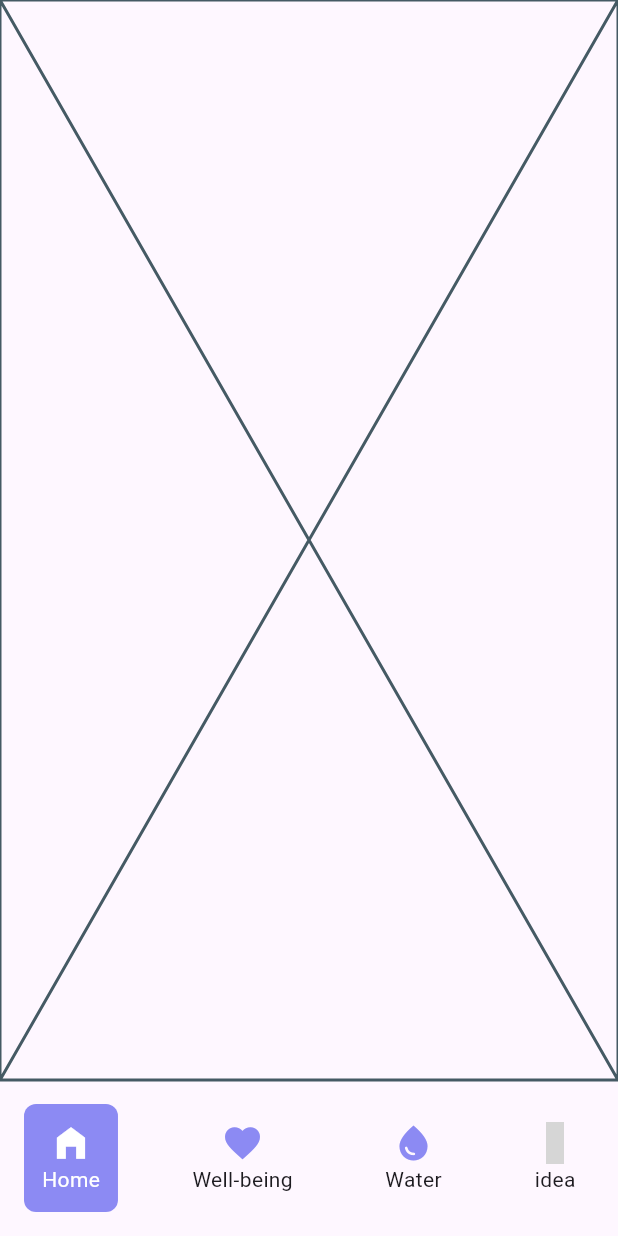
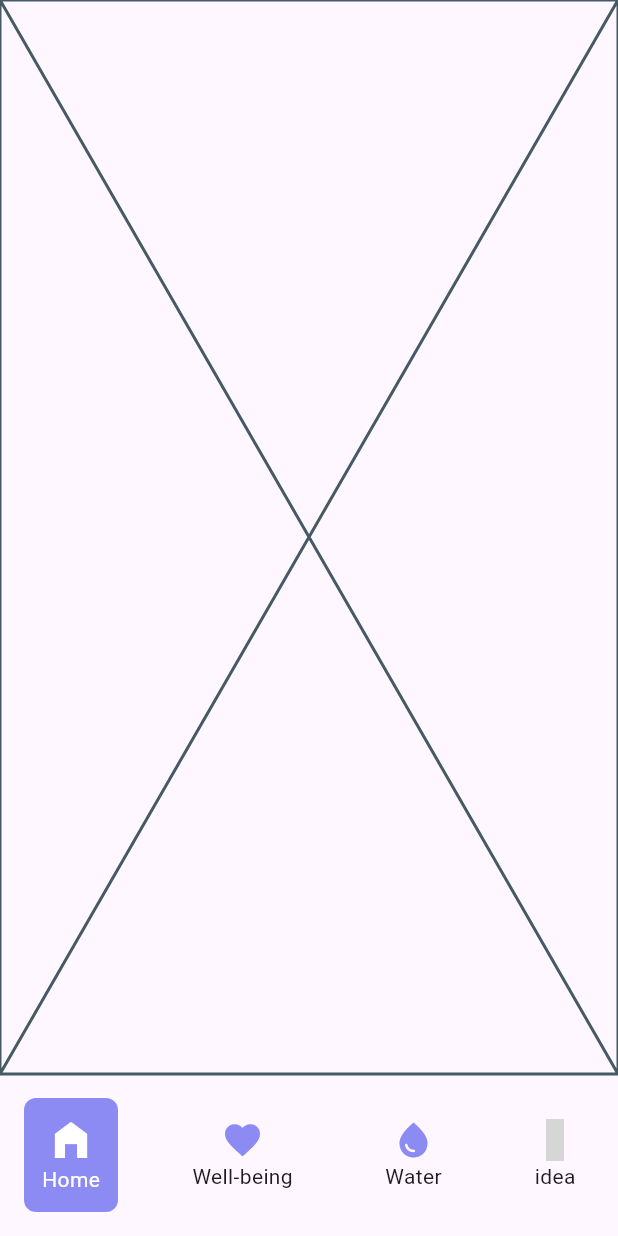
Before and after one commit to JAICHANGPARK/flutter_notebook_chapter_43, a Flutter app: the HabitJournalMainScreen screen opened directly, on a phone screen of 412 x 824 dp. Run offline on Flutter 3.47's test engine with Material 3 defaults, Android fonts, the phone set to English and light mode, and no system bars; our stand-ins replace gap, hugeicons; grey boxes are pictures that could not be loaded.

Commit message:
Update habit_journal_main_screen.dart

```diff
--- a/lib/ep2173_habit_journal_app/ui/habit_journal_main_screen.dart
+++ b/lib/ep2173_habit_journal_app/ui/habit_journal_main_screen.dart
@@ -35,7 +35,7 @@ class _HabitJournalMainScreenState extends State<HabitJournalMainScreen> {
                     children: [
                       Icon(
                         Icons.home_filled,
-                        size: 28,
+                        size: 32,
                         color: Colors.white,
                       ),
                       Text(
```
